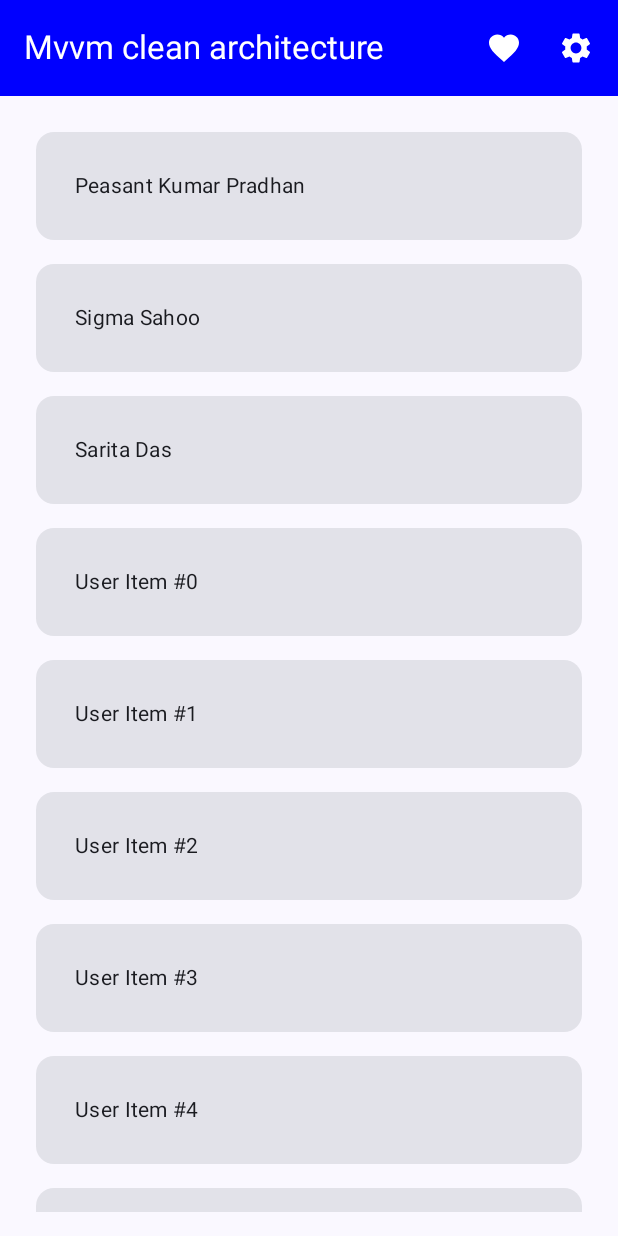
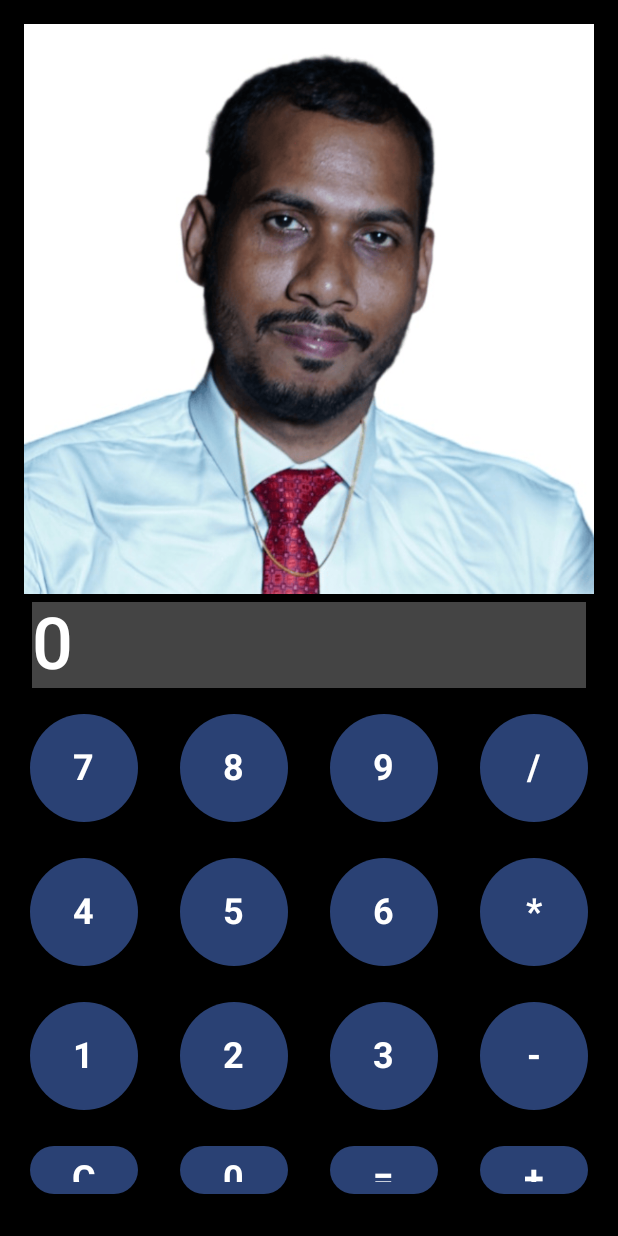
Before and after one commit to prasant89/MVVMCleanArchitecture, an Android app built with Jetpack Compose: the screen it shows after launch (MainActivity before the commit, CalculatorScreenActivity after it), on a phone screen of 412 x 824 dp. Run offline under Robolectric (Android 15) with nearby library versions, the phone set to English and light mode, and no system bars; our stand-ins replace Dagger/Hilt's generated code.

Commit message:
Added image with package changes for calculater App

```diff
--- a/app/src/main/AndroidManifest.xml
+++ b/app/src/main/AndroidManifest.xml
@@ -14,7 +14,7 @@
         android:theme="@style/AppTheme"
         tools:targetApi="31">
         <activity
-            android:name=".MainActivity"
+            android:name=".presentation.view.CalculatorScreenActivity"
             android:exported="true"
             android:label="@string/app_name"
             android:theme="@style/AppTheme">
--- a/app/src/main/java/com/example/mvvmcleanarchitectureflavors/MainActivity.kt
+++ b/app/src/main/java/com/example/mvvmcleanarchitectureflavors/MainActivity.kt
@@ -26,7 +26,7 @@ import androidx.compose.ui.graphics.toArgb
 import androidx.compose.ui.unit.dp
 import com.example.mvvmcleanarchitectureflavors.data.repository.UserRepositoryImpl
 import com.example.mvvmcleanarchitectureflavors.domain.usecase.GetUsersUseCase
-import com.example.mvvmcleanarchitectureflavors.presentation.view.ItemListScreen
+import com.example.mvvmcleanarchitectureflavors.presentation.view.compose_function.ItemListScreen
 import com.example.mvvmcleanarchitectureflavors.ui.theme.MVVMCleanarchitectureFlavorsTheme
 import dagger.hilt.android.AndroidEntryPoint
 
--- /dev/null
+++ b/app/src/main/java/com/example/mvvmcleanarchitectureflavors/presentation/view/CalculatorScreenActivity.kt
@@ -0,0 +1,19 @@
+package com.example.mvvmcleanarchitectureflavors.presentation.view
+
+import android.os.Bundle
+import androidx.activity.ComponentActivity
+import androidx.activity.compose.setContent
+import com.example.mvvmcleanarchitectureflavors.presentation.view.compose_function.CalculatorScreen
+import com.example.mvvmcleanarchitectureflavors.ui.theme.MVVMCleanarchitectureFlavorsTheme
+
+
+class CalculatorScreenActivity : ComponentActivity() {
+    override fun onCreate(savedInstanceState: Bundle?) {
+        super.onCreate(savedInstanceState)
+        setContent {
+            MVVMCleanarchitectureFlavorsTheme {
+                CalculatorScreen()
+            }
+        }
+    }
+}
--- /dev/null
+++ b/app/src/main/java/com/example/mvvmcleanarchitectureflavors/presentation/view/compose_function/CalculatorScreen.kt
@@ -0,0 +1,94 @@
+package com.example.mvvmcleanarchitectureflavors.presentation.view.compose_function
+
+import androidx.compose.foundation.Image
+import androidx.compose.foundation.background
+import androidx.compose.foundation.layout.Arrangement
+import androidx.compose.foundation.layout.Column
+import androidx.compose.foundation.layout.Row
+import androidx.compose.foundation.layout.aspectRatio
+import androidx.compose.foundation.layout.fillMaxWidth
+import androidx.compose.foundation.layout.padding
+import androidx.compose.foundation.layout.size
+import androidx.compose.material3.Button
+import androidx.compose.material3.ButtonDefaults
+import androidx.compose.material3.Text
+import androidx.compose.runtime.Composable
+import com.example.mvvmcleanarchitectureflavors.R
+import androidx.compose.ui.Modifier
+import androidx.compose.ui.graphics.Color
+import androidx.compose.ui.res.painterResource
+import androidx.compose.ui.text.font.FontWeight
+import androidx.compose.ui.unit.dp
+import androidx.compose.ui.unit.sp
+import androidx.lifecycle.viewmodel.compose.viewModel
+import com.example.mvvmcleanarchitectureflavors.presentation.viewmodel.CalculatorViewModel
+
+@Composable
+fun CalculatorScreen(viewModel: CalculatorViewModel = viewModel()) {
+   // var input by remember { mutableStateOf("") }
+    val input = viewModel.input.value
+    val buttons = listOf(
+        listOf("7", "8", "9", "/"),
+        listOf("4", "5", "6", "*"),
+        listOf("1", "2", "3", "-"),
+        listOf("C", "0", "=", "+"))
+    Column(modifier = Modifier
+        .fillMaxWidth()
+        .background(Color.Black)
+        .padding(16.dp),
+        verticalArrangement = Arrangement.SpaceBetween
+    ) {
+        //Display
+        Image(
+            painter = painterResource(id = R.drawable.prasant_pic),
+            contentDescription = "story1",
+            modifier = Modifier
+                .fillMaxWidth()
+                .aspectRatio(1f)
+        )
+            Text(
+                text = input.ifEmpty { "0" },
+                modifier = Modifier
+                    .fillMaxWidth()
+                    .padding(5.dp)
+                    .background(Color.DarkGray),
+                fontSize = 48.sp,
+                color = Color.White,
+                fontWeight = FontWeight.SemiBold
+            )
+
+
+        buttons.forEach { row ->
+            Row (modifier = Modifier
+                .fillMaxWidth()
+                .padding(vertical = 8.dp),
+                horizontalArrangement = Arrangement.SpaceBetween){
+                row.forEach{ symbol->
+                    CalculatorButton(symbol = symbol, onClick = {
+                        viewModel.onButtonClick(symbol)
+                    })
+
+                }
+            }
+
+        }
+    }
+}
+
+@Composable
+fun CalculatorButton(symbol: String, onClick: () -> Unit) {
+    Button(
+        onClick = onClick,
+        modifier = Modifier
+            .size(80.dp)
+            .padding(4.dp),
+        colors = ButtonDefaults.buttonColors(contentColor = Color.Gray)
+    ) {
+        Text(
+            text = symbol,
+            fontSize = 24.sp,
+            color = Color.White,
+            fontWeight = FontWeight.Bold
+        )
+    }
+}
--- a/app/src/main/java/com/example/mvvmcleanarchitectureflavors/presentation/view/ItemListScreen.kt
+++ b/app/src/main/java/com/example/mvvmcleanarchitectureflavors/presentation/view/compose_function/ItemListScreen.kt
@@ -1,4 +1,4 @@
-package com.example.mvvmcleanarchitectureflavors.presentation.view
+package com.example.mvvmcleanarchitectureflavors.presentation.view.compose_function
 
 import androidx.compose.foundation.layout.Column
 import androidx.compose.foundation.layout.fillMaxSize
@@ -20,7 +20,6 @@ import com.example.mvvmcleanarchitectureflavors.presentation.viewmodel.UserViewM
 import com.prasant.presentation.viewstate.UserViewState
 import androidx.compose.foundation.lazy.items
 import androidx.compose.material3.Card
-import androidx.compose.ui.draw.clip
 
 
 @Composable
```
Also changed, not shown: app/src/main/java/com/example/mvvmcleanarchitectureflavors/presentation/viewmodel/CalculatorViewModel.kt (added, +85 -0 lines), app/src/main/res/drawable/prasant_pic.png (added).
